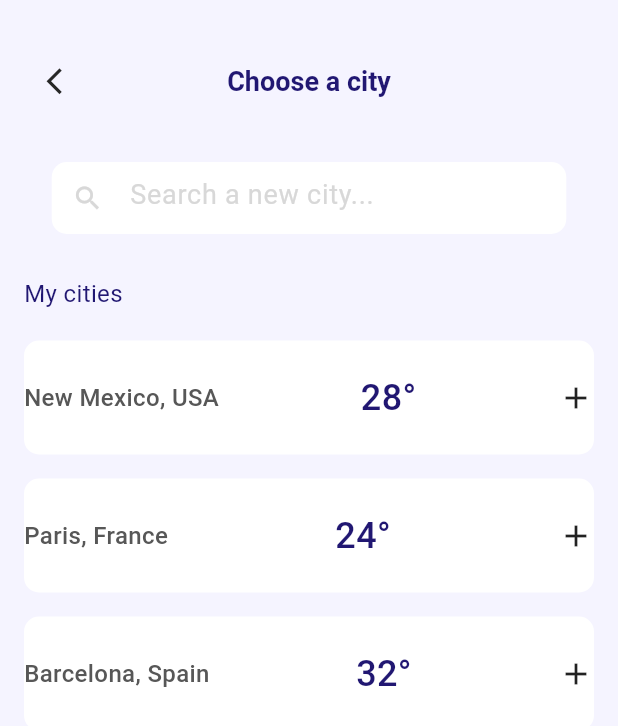
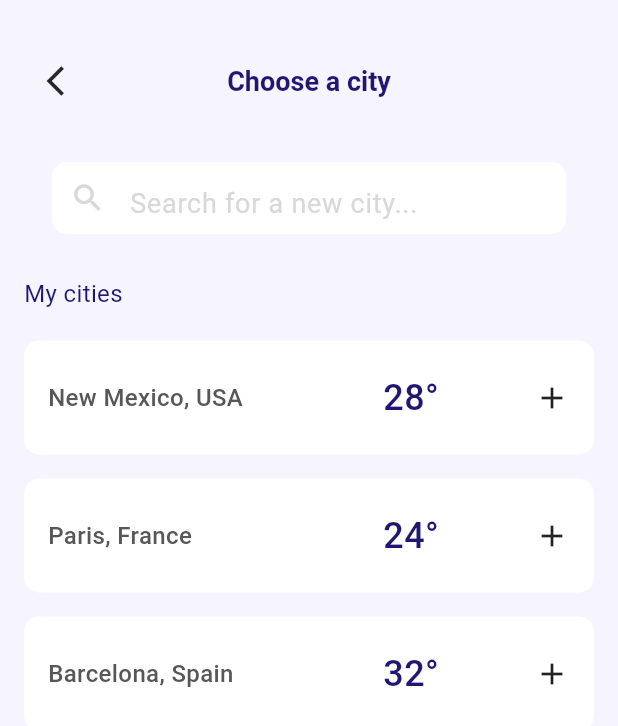
Before and after one commit to pedrotura/WeatherApp, a Flutter app: the screen it shows after launch, after a tap on "Get started", on a phone screen of 412 x 824 dp. Shown: the top 726 px of the screen. Run offline on Flutter 3.47's test engine with Material 3 defaults, Android fonts, the phone set to English and light mode, and no system bars.

Commit message:
Continuando design do app

```diff
--- a/lib/common/utils.dart
+++ b/lib/common/utils.dart
@@ -27,6 +27,12 @@ const titleTextStyle = TextStyle(
   fontSize: 44.0,
   fontWeight: FontWeight.w500,
   color: yellowColor
+);
+
+const subtitleTextStyle = TextStyle(
+  fontSize: 36.0,
+  fontWeight: FontWeight.w500,
+  color: lightThemeLabelColor
 );
 
 const descriptionTextStyle = TextStyle(
--- a/lib/pages/homepage/home_page.dart
+++ b/lib/pages/homepage/home_page.dart
@@ -1,5 +1,6 @@
 import 'package:flutter/material.dart';
 import 'package:weather_app/common/utils.dart';
+import 'package:weather_app/pages/homepage/widgets/bottom_button.dart';
 
 class HomePage extends StatelessWidget {
   const HomePage({super.key});
@@ -7,41 +8,62 @@ class HomePage extends StatelessWidget {
   @override
   Widget build(BuildContext context) {
     return Container(
-      padding: const EdgeInsets.symmetric(horizontal: 36.0),
-      decoration: const BoxDecoration(
-        gradient: purpleGradient
-      ),
+      decoration: const BoxDecoration(gradient: purpleGradient),
       child: Scaffold(
         backgroundColor: Colors.transparent,
-        body: Column(
+        body: CustomPaint(
+          painter: PurplePainter(),
+          child: Container(
+            padding: const EdgeInsets.symmetric(horizontal: 36.0),
+            child: Column(
               mainAxisAlignment: MainAxisAlignment.center,
               children: [
                 Image.asset('images/2.png'),
-            const Text('WeatherApp', style: titleTextStyle, textAlign: TextAlign.left),
+                const Row(
+                  children: [
+                    Text('Weather', style: titleTextStyle),
+                    SizedBox(width: 80.0)
+                  ]
+                ),
+                const Row(
+                  children: [
+                    Text('Forecast App', style: subtitleTextStyle),
+                    SizedBox(width: 20.0)
+                  ]
+                ),
                 Container(
                   margin: const EdgeInsets.only(top: 23.0),
                   child: const Text('A simple weather forecast application created for checking all sorts of statistics.', style: descriptionTextStyle, textAlign: TextAlign.justify),
                 ),
-            GestureDetector(
-              onTap: () {
-                Navigator.pushNamed(context, '/weather');
-              },
-              child: Container(
-                margin: const EdgeInsets.only(top: 42.0),
-                width: 220.0,
-                height: 48.0,
-                decoration: BoxDecoration(
-                  borderRadius: BorderRadius.circular(10.0),
-                  color: yellowColor
-                ),
-                child: const Center(
-                  child: Text('Get started', style: buttonTextStyle)
+                const BottomButton()
+              ]
             )
           )
-            )
-          ]
         )
       )
     );
   }
 }
+
+class PurplePainter extends CustomPainter {
+  @override
+  void paint(Canvas canvas, Size size) {
+    final width = size.width;
+    final height = size.height;
+    Paint paint = Paint();
+
+    Path circlePath = Path();
+
+    circlePath.moveTo(0, 0.7 * height);
+    circlePath.quadraticBezierTo(0.5 * width, 0.56 * height, width, 0.7 * height);
+    circlePath.addRect(Rect.fromLTRB(0, 0.7 * height, width, height));
+
+    paint.color = purpleLabelColor;
+    canvas.drawPath(circlePath, paint);
+  }
+
+  @override
+  bool shouldRepaint(covariant CustomPainter oldDelegate) {
+    return oldDelegate != this;
+  }
+}
--- /dev/null
+++ b/lib/pages/homepage/widgets/bottom_button.dart
@@ -0,0 +1,27 @@
+import 'package:flutter/material.dart';
+import 'package:weather_app/common/utils.dart';
+
+class BottomButton extends StatelessWidget {
+  const BottomButton({super.key});
+
+  @override
+  Widget build(BuildContext context) {
+    return GestureDetector(
+      onTap: () {
+        Navigator.pushNamed(context, '/weather');
+      },
+      child: Container(
+        margin: const EdgeInsets.only(top: 42.0),
+        width: 220.0,
+        height: 48.0,
+        decoration: BoxDecoration(
+          borderRadius: BorderRadius.circular(10.0),
+          color: yellowColor
+        ),
+        child: const Center(
+          child: Text('Get started', style: buttonTextStyle)
+        )
+      )
+    );
+  }
+}
--- a/lib/pages/weather/weather_page.dart
+++ b/lib/pages/weather/weather_page.dart
@@ -30,10 +30,12 @@ class _WeatherPageState extends State<WeatherPage> {
         leading: Container(
           margin: const EdgeInsets.only(left: 23.0),
           child: IconButton(
-            icon: const Icon(Icons.arrow_back_ios, color: darkThemeBackgroundColor, size: 21.0),
+            iconSize: 24.0,
+            icon: const Icon(Icons.arrow_back_ios, color: darkThemeBackgroundColor),
             onPressed: () => Navigator.pop(context),
-            hoverColor: lightThemeBackgroundColor
-          ),
+            hoverColor: lightThemeBackgroundColor,
+            highlightColor: lightThemeBackgroundColor
+          )
         ),
         title: const Text('Choose a city', style: addLocationTitleTextStyle),
         centerTitle: true,
--- a/lib/pages/weather/widgets/city_search_bar.dart
+++ b/lib/pages/weather/widgets/city_search_bar.dart
@@ -43,10 +43,12 @@ class _CitySearchBarState extends State<CitySearchBar> {
         return null;
       },
       decoration: const InputDecoration(
-        prefixIcon: Icon(Icons.search, size: 21.0),
+        prefixIcon: Icon(Icons.search, size: 24.0),
         prefixIconColor: primaryGrayColor,
-        hintText: 'Search a new city...',
+        hintText: 'Search for a new city...',
         hintStyle: hintTextStyle,
+        isDense: true,
+        contentPadding: EdgeInsets.only(top: 14.0),
         border: InputBorder.none,
       )
     ),
--- a/lib/pages/weather/widgets/weather_label.dart
+++ b/lib/pages/weather/widgets/weather_label.dart
@@ -16,13 +16,22 @@ class WeatherLabel extends StatelessWidget {
         borderRadius: BorderRadius.circular(10.0),
         color: lightThemeLabelColor
       ),
-      child: Row(
-        mainAxisAlignment: MainAxisAlignment.spaceBetween,
-        children: [
-          Text(place.city, style: leadingLabelTextStyle),
-          Text(place.temperature , style: temperatureLabelTextStyle),
-          const Icon(Icons.add)
-        ],
+      child: Container(
+        padding: const EdgeInsets.symmetric(horizontal: 16.0),
+        child: Row(
+          mainAxisAlignment: MainAxisAlignment.spaceBetween,
+          children: [
+            SizedBox(
+              width: 160.0,
+              child: Text(place.city, style: leadingLabelTextStyle),
+            ),
+            Container(
+              margin: const EdgeInsets.symmetric(horizontal: 21.0),
+              child: Text(place.temperature, style: temperatureLabelTextStyle),
+            ),
+            const Icon(Icons.add)
+          ],
+        ),
       ),
     );
   }
```
Lines whose indentation alone changed are shown as unchanged.
